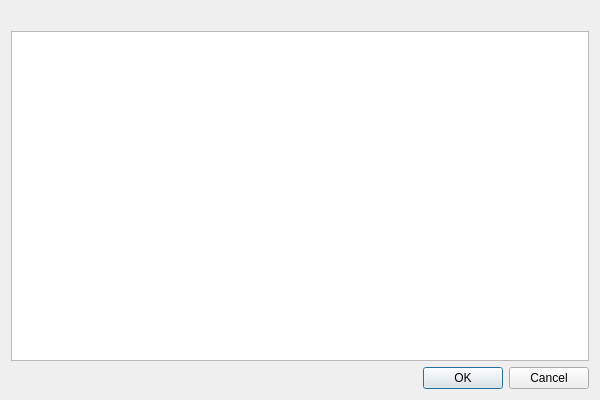
This is PluginAppLoader/installerdialog.ui in RoboDK/Plug-In-Interface as Qt 5 draws it before an edit. The edited form follows.
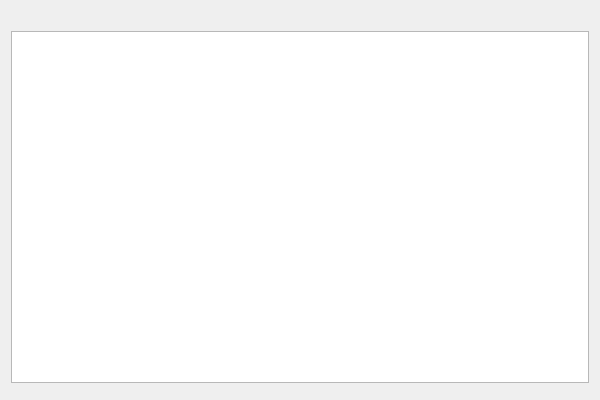
This is the edited form.

Commit message: InstallerDialog design improvements

```diff
--- a/PluginAppLoader/installerdialog.ui
+++ b/PluginAppLoader/installerdialog.ui
@@ -25,9 +25,6 @@
      <property name="orientation">
       <enum>Qt::Horizontal</enum>
      </property>
-     <property name="standardButtons">
-      <set>QDialogButtonBox::Cancel|QDialogButtonBox::Ok</set>
-     </property>
     </widget>
    </item>
   </layout>
```
Left out of the diff: 9 changed lines with no effect on the pictures. The commit also changes 2 other files.
